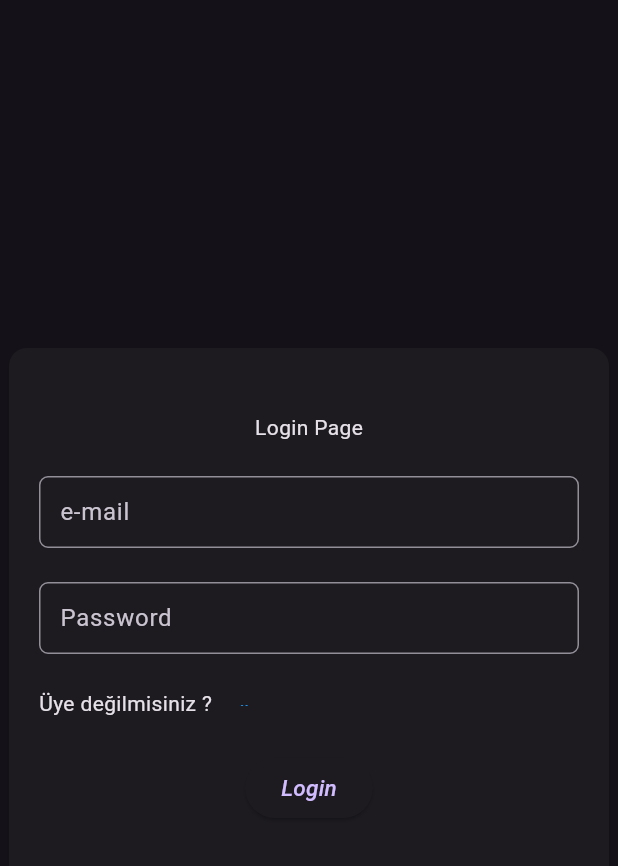
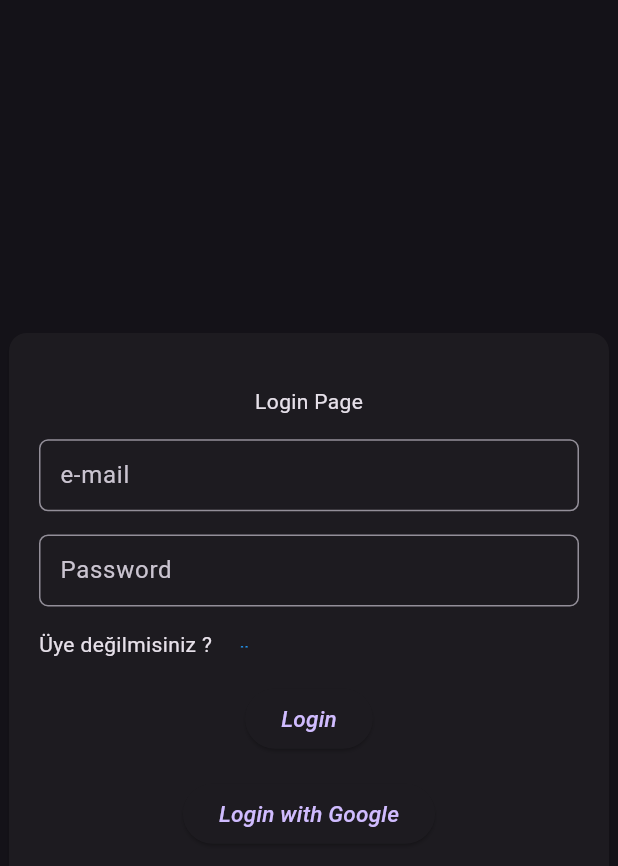
Before and after one commit to halillcam/login_with_firebase, a Flutter app: the screen it shows after launch, on a phone screen of 412 x 824 dp. Shown: the top 866 px of the screen. Run offline on Flutter 3.47's test engine with Material 3 defaults, Android fonts, the phone set to English and light mode, and no system bars; our stand-ins replace firebase_auth, firebase_core, google_sign_in; accounts and stored records are empty.

Commit message:
Google ile giriş yöntemi eklendi

```diff
--- a/lib/core/auth/views/login_page.dart
+++ b/lib/core/auth/views/login_page.dart
@@ -14,6 +14,7 @@ class _LoginPageState extends State<LoginPage> {
   late final AuthService _auth = AuthService();
   final TextEditingController _emailController = TextEditingController();
   final TextEditingController _passwordController = TextEditingController();
+  bool _isLoading = false;
 
   // login
 
@@ -48,7 +49,7 @@ class _LoginPageState extends State<LoginPage> {
         child: Card(
           child: SizedBox(
             width: 400,
-            height: 360,
+            height: 380,
             child: Padding(
               padding: const EdgeInsets.all(20),
               child: Column(
@@ -104,6 +105,26 @@ class _LoginPageState extends State<LoginPage> {
                       ),
                     ),
                   ),
+                  _isLoading
+                      ? CircularProgressIndicator()
+                      : ElevatedButton(
+                          onPressed: () async {
+                            setState(() {
+                              _isLoading = true;
+                            });
+                            await _auth.loginWithGoogle();
+                            setState(() {
+                              _isLoading = false;
+                            });
+                          },
+                          child: Text(
+                            "Login with Google",
+                            style: TextStyle(
+                              fontSize: 15,
+                              fontStyle: FontStyle.italic,
+                            ),
+                          ),
+                        ),
                 ],
               ),
             ),
--- a/pubspec.yaml
+++ b/pubspec.yaml
@@ -36,6 +36,8 @@ dependencies:
   cupertino_icons: ^1.0.8
   firebase_core: ^4.2.0
   firebase_auth: ^6.1.1
+  google_sign_in: ^6.2.1
+
 
 dev_dependencies:
   flutter_test:
```
Also changed, not shown: lib/core/auth/auth_service.dart (+21 -0 lines), pubspec.lock, 2 other files.
